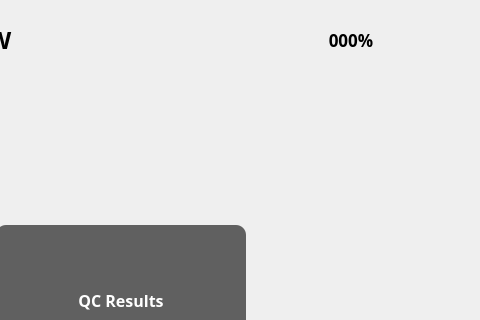
eguruno1/calth_reader, file ui/Review/ResultCategoryViewWindow.ui: the form before one commit; both pictures show x 544 to 1024 and y 0 to 320 of the 1024 by 600 pixel window.
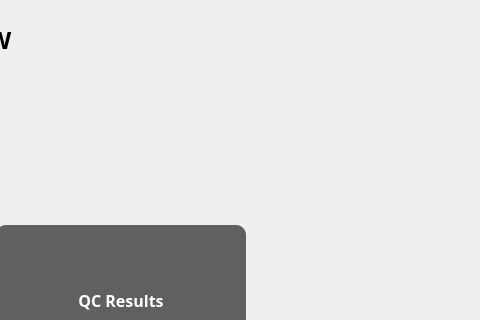
The form after the commit. Icons and pictures are not drawn.

```diff
--- a/ui/Review/ResultCategoryViewWindow.ui
+++ b/ui/Review/ResultCategoryViewWindow.ui
@@ -118,7 +118,7 @@
    <widget class="QLabel" name="label_BatteryGuage">
     <property name="geometry">
      <rect>
-      <x>850</x>
+      <x>1060</x>
       <y>20</y>
       <width>80</width>
       <height>40</height>
@@ -137,7 +137,7 @@
    <widget class="QLabel" name="label_BatteryGuageTxt">
     <property name="geometry">
      <rect>
-      <x>820</x>
+      <x>1030</x>
       <y>20</y>
       <width>150</width>
       <height>40</height>
```
